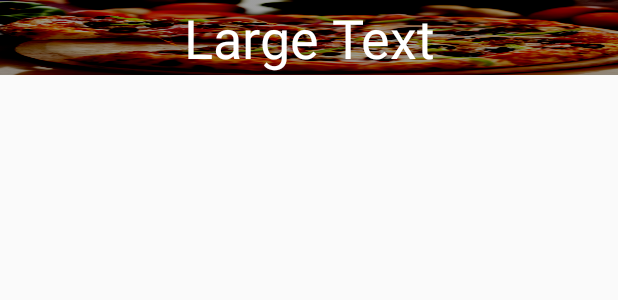
After one commit to superMsp10/Jarvis_Android, an Android app: the layout cafemenucell.xml on its own in the app's theme, with its tools: preview values and no code run, on a phone screen of 412 x 824 dp. The commit adds this screen. Shown: the top 300 px of the screen. Run offline under Robolectric (Android 15) with nearby library versions, the phone set to English and light mode, and no system bars.

Commit message:
create view programatically

```diff
--- a/AndroidStudio/JarvisAndroid/app/src/main/java/jarvis/mahan/jarvisandroid/MainActivity.java
+++ b/AndroidStudio/JarvisAndroid/app/src/main/java/jarvis/mahan/jarvisandroid/MainActivity.java
@@ -99,7 +99,7 @@ public class MainActivity extends AppCompatActivity {
                         try {
                              res = new JSONArray(response);
 
-                            Log.println(Log.ASSERT, "Response from server", res.toString());
+                            // Log.println(Log.ASSERT, "Response from server", res.toString());
                             writeToFile(res.toString());
 
                         } catch (JSONException e) {
@@ -131,7 +131,7 @@ public class MainActivity extends AppCompatActivity {
                 try {
                     res = new JSONArray(readFromFile());
 
-                    Log.println(Log.ASSERT, "Data from file", res.toString());
+                    //Log.println(Log.ASSERT, "Data from file", res.toString());
 
                 } catch (JSONException e) {
                     e.printStackTrace();
--- /dev/null
+++ b/AndroidStudio/JarvisAndroid/app/src/main/res/layout/cafemenucell.xml
@@ -0,0 +1,12 @@
+<?xml version="1.0" encoding="utf-8"?>
+<TextView xmlns:android="http://schemas.android.com/apk/res/android"
+    android:layout_width="fill_parent"
+    android:layout_height="50dp"
+    android:textAppearance="?android:attr/textAppearanceLarge"
+    android:text="Large Text"
+    android:id="@+id/CafeCellText"
+    android:textAlignment="center"
+    android:background="@drawable/pizza"
+    android:textSize="36dp"
+    android:gravity="center"
+    android:textColor="#ffffffff" />
```
Also changed, not shown: AndroidStudio/JarvisAndroid/app/src/main/java/jarvis/mahan/jarvisandroid/CafeMenu.java (+12 -3 lines), AndroidStudio/JarvisAndroid/app/src/main/res/layout/activity_cafe_menu.xml (+12 -9 lines).
